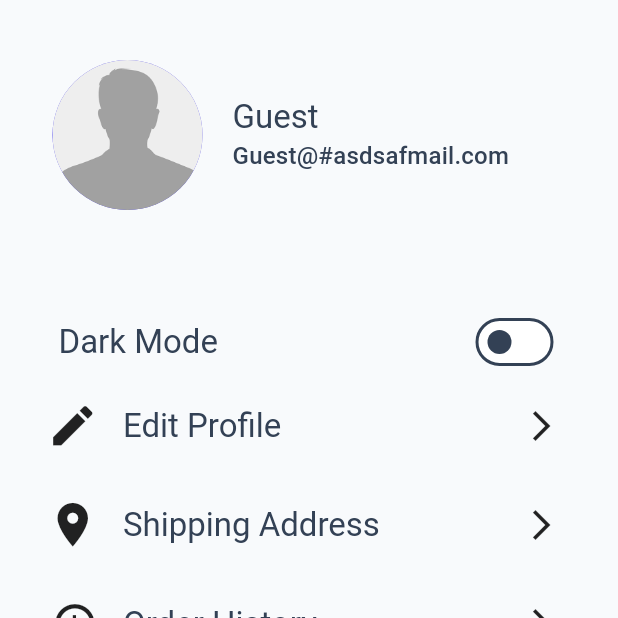
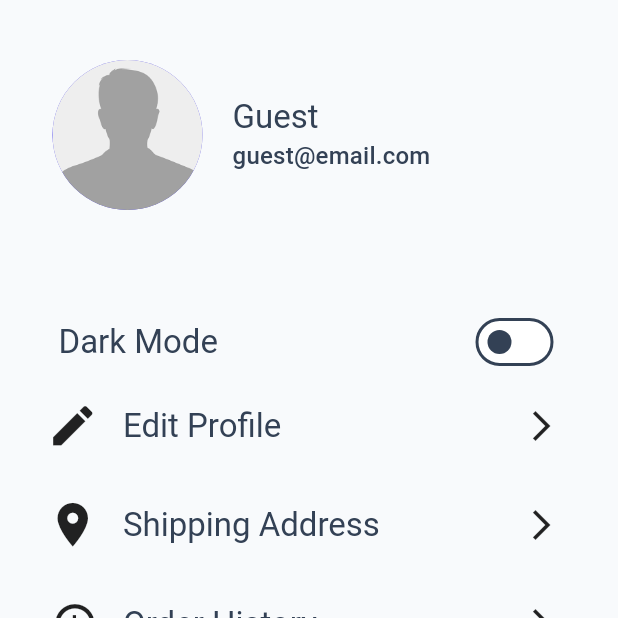
Before and after one commit to MooAli49/ecommerce, a Flutter app: the screen it shows once a user with an empty profile is signed in, item 3 of the bottom bar chosen, on a phone screen of 412 x 824 dp, the top half of it. Run offline on Flutter 3.47's test engine with Material 3 defaults, Android fonts, the phone set to English and light mode, and no system bars; our stand-ins replace awesome_dialog, cloud_firestore, firebase_auth, firebase_core, flutter_bloc, flutter_svg and 8 more; accounts and stored records are empty; network calls fail.

Commit message:
refactor profile logic

```diff
--- a/lib/core/di/di.dart
+++ b/lib/core/di/di.dart
@@ -6,7 +6,6 @@ import '../../feature/auth/controller/cubit/auth_cubit.dart';
 import '../../feature/cart/controller/cubit/cart_cubit.dart';
 import '../../feature/home/controller/cubit/control_cubit.dart';
 import '../../feature/home/controller/cubit/products_cubit.dart';
-import '../../feature/profile/cubit/profile_cubit.dart';
 
 GetIt getIt = GetIt.instance;
 void setupGetIt() {
@@ -25,9 +24,6 @@ void setupGetIt() {
   //! Cart
   getIt.registerFactory<CartCubit>(() => CartCubit());
 
-  //! Profile
-  getIt.registerFactory<ProfileCubit>(() => ProfileCubit());
-
-  // checkout
+  //! checkout
   getIt.registerFactory<CheckoutCubit>(() => CheckoutCubit());
 }
--- a/lib/feature/home/controller/cubit/control_cubit.dart
+++ b/lib/feature/home/controller/cubit/control_cubit.dart
@@ -1,5 +1,3 @@
-import 'package:ecommerce/core/helper/shared_pref_helper.dart';
-import 'package:ecommerce/feature/auth/data/models/user_model.dart';
 import 'package:ecommerce/feature/cart/ui/screens/cart_screen.dart';
 import 'package:ecommerce/feature/home/ui/screens/home_screen.dart';
 import 'package:ecommerce/feature/profile/ui/screens/profile_screen.dart';
@@ -7,38 +5,7 @@ import 'package:flutter/material.dart';
 import 'package:flutter_bloc/flutter_bloc.dart';
 
 class ControlCubit extends Cubit<int> {
-  ControlCubit() : super(0) {
-    initialize();
-  }
-
-  late UserModel user;
-
-  Future<void> initialize() async {
-    await getUserData();
-    emit(state); // Refresh UI if needed
-  }
-
-  Future<void> getUserData() async {
-    final sharedPrefUser = await SharedPrefHelper.getUser();
-    if (sharedPrefUser == null) {
-      debugPrint(
-        'ControlCubit: No user found in SharedPreferences, using guest user.',
-      );
-      user = UserModel(
-        id: '',
-        name: 'Guest',
-        email: 'Guest@#asdsafmail.com',
-        photoUrl: 'default',
-      );
-    } else {
-      debugPrint(
-        'ControlCubit: Loaded user from SharedPreferences: ${sharedPrefUser.toJson()}',
-      );
-      user = sharedPrefUser;
-    }
-    emit(state); // Always emit to trigger UI rebuild, even if user is null
-  }
-
+  ControlCubit() : super(0);
   Widget get currentScreenBody {
     switch (state) {
       case 0:
@@ -47,7 +14,7 @@ class ControlCubit extends Cubit<int> {
         return const CartScreen();
       case 2:
       default:
-        return ProfileScreen(user: user);
+        return ProfileScreen();
     }
   }
 
--- a/lib/feature/home/ui/screens/control_screen.dart
+++ b/lib/feature/home/ui/screens/control_screen.dart
@@ -13,12 +13,6 @@ class ControlScreen extends StatefulWidget {
 
 class _ControlScreenState extends State<ControlScreen> {
   @override
-  void initState() {
-    super.initState();
-    context.read<ControlCubit>().initialize();
-  }
-
-  @override
   Widget build(BuildContext context) {
     return BlocBuilder<ControlCubit, int>(
       builder: (context, state) {
@@ -29,10 +23,7 @@ class _ControlScreenState extends State<ControlScreen> {
           body: currentScreenBody,
           bottomNavigationBar: CustomBottomNavigationBar(
             currentIndex: context.read<ControlCubit>().state,
-            onTab: (index) async {
-              if (index == 2) {
-                await context.read<ControlCubit>().getUserData();
-              }
+            onTab: (index) {
               context.read<ControlCubit>().changeScreenIndex(index);
             },
           ),
--- a/lib/feature/profile/cubit/profile_state.dart
+++ /dev/null
@@ -1,6 +0,0 @@
-part of 'profile_cubit.dart';
-
-@immutable
-sealed class ProfileState {}
-
-final class ProfileInitial extends ProfileState {}
--- a/lib/feature/profile/ui/screens/profile_screen.dart
+++ b/lib/feature/profile/ui/screens/profile_screen.dart
@@ -1,3 +1,4 @@
+// ignore_for_file: public_member_api_docs, sort_constructors_first
 import 'package:ecommerce/core/helper/constants.dart';
 import 'package:ecommerce/core/helper/extensions.dart';
 import 'package:ecommerce/core/helper/shared_pref_helper.dart';
@@ -9,28 +10,54 @@ import 'package:ecommerce/feature/auth/data/models/user_model.dart';
 import 'package:flutter/material.dart';
 import 'package:flutter_bloc/flutter_bloc.dart';
 
-class ProfileScreen extends StatelessWidget {
-  const ProfileScreen({super.key, required this.user});
+class ProfileScreen extends StatefulWidget {
+  const ProfileScreen({super.key});
 
-  final UserModel user;
-  // String? _userName;
+  @override
+  State<ProfileScreen> createState() => _ProfileScreenState();
+}
+
+class _ProfileScreenState extends State<ProfileScreen> {
+  UserModel? user;
+
+  @override
+  void initState() {
+    super.initState();
+    _getUserData();
+  }
+
+  Future<void> _getUserData() async {
+    final sharedPrefUser = await SharedPrefHelper.getUser();
+    if (sharedPrefUser == null) {
+      debugPrint(
+        'ControlCubit: No user found in SharedPreferences, using guest user.',
+      );
+      setState(() {
+        user = UserModel(
+          id: '',
+          name: 'Guest',
+          email: 'guest@email.com',
+          photoUrl: 'default',
+        );
+      });
+    } else {
+      debugPrint(
+        'ControlCubit: Loaded user from SharedPreferences: ${sharedPrefUser.toJson()}',
+      );
+      setState(() {
+        user = sharedPrefUser;
+      });
+    }
+  }
+
   Future<void> _logout(BuildContext context) async {
-    final navigatorContext = context;
-    // Sign out the user
-    await navigatorContext.read<AuthCubit>().signOut();
+    await context.read<AuthCubit>().signOut();
     await SharedPrefHelper.removeUser();
-    // Show a snack bar message
+
     if (context.mounted) {
-      snackBarMessage(
-        navigatorContext,
-        'Signed out successfully',
-        Colors.green,
-      );
-      // Navigate to the login screen
-      navigatorContext.pushAndRemoveUntil(
-        Routes.login,
-        predicate: (Route<dynamic> route) => false,
-      );
+      snackBarMessage(context, 'Signed out successfully', Colors.green);
+
+      context.pushAndRemoveUntil(Routes.login, predicate: (_) => false);
     }
   }
 
@@ -39,7 +66,10 @@ class ProfileScreen extends StatelessWidget {
     return Scaffold(
       extendBodyBehindAppBar: true,
       body: SafeArea(
-        child: Padding(
+        child:
+            user == null
+                ? const Center(child: CircularProgressIndicator())
+                : Padding(
                   padding: const EdgeInsets.symmetric(horizontal: 15.0),
                   child: Column(
                     mainAxisAlignment: MainAxisAlignment.start,
@@ -51,23 +81,26 @@ class ProfileScreen extends StatelessWidget {
                           CircleAvatar(
                             radius: 50,
                             backgroundImage:
-                        user.photoUrl == 'default'
-                            ? AssetImage('assets/images/person.png')
-                            : NetworkImage(user.photoUrl),
+                                user!.photoUrl == 'default'
+                                    ? const AssetImage(
+                                          'assets/images/person.png',
+                                        )
+                                        as ImageProvider
+                                    : NetworkImage(user!.photoUrl),
                           ),
                           horizontalSpacing(20),
                           Expanded(
                             child: Column(
-                      mainAxisAlignment: MainAxisAlignment.spaceAround,
                               crossAxisAlignment: CrossAxisAlignment.stretch,
                               children: [
                                 Text(
-                          user.name,
+                                  user!.name,
                                   style: Theme.of(context).textTheme.titleLarge,
                                 ),
                                 Text(
-                          user.email,
-                          style: Theme.of(context).textTheme.titleMedium,
+                                  user!.email,
+                                  style:
+                                      Theme.of(context).textTheme.titleMedium,
                                 ),
                               ],
                             ),
--- a/lib/main.dart
+++ b/lib/main.dart
@@ -11,7 +11,6 @@ import 'feature/auth/controller/cubit/auth_cubit.dart';
 import 'feature/cart/controller/cubit/cart_cubit.dart';
 import 'feature/home/controller/cubit/control_cubit.dart';
 import 'feature/home/controller/cubit/products_cubit.dart';
-import 'feature/profile/cubit/profile_cubit.dart';
 import 'firebase_options.dart';
 
 void main() async {
@@ -29,7 +28,6 @@ void main() async {
         BlocProvider(create: (_) => getIt<CartCubit>()),
         BlocProvider(create: (_) => getIt<ControlCubit>()),
         BlocProvider(create: (_) => getIt<ProductsCubit>()),
-        BlocProvider(create: (_) => getIt<ProfileCubit>()),
         BlocProvider(create: (_) => getIt<CheckoutCubit>()),
         // BlocProvider(create: (_) => getIt<CheckoutCubit>()),
       ],
```
Also changed, not shown: lib/feature/profile/cubit/profile_cubit.dart (deleted, +0 -8 lines). Lines whose indentation alone changed are shown as unchanged.
